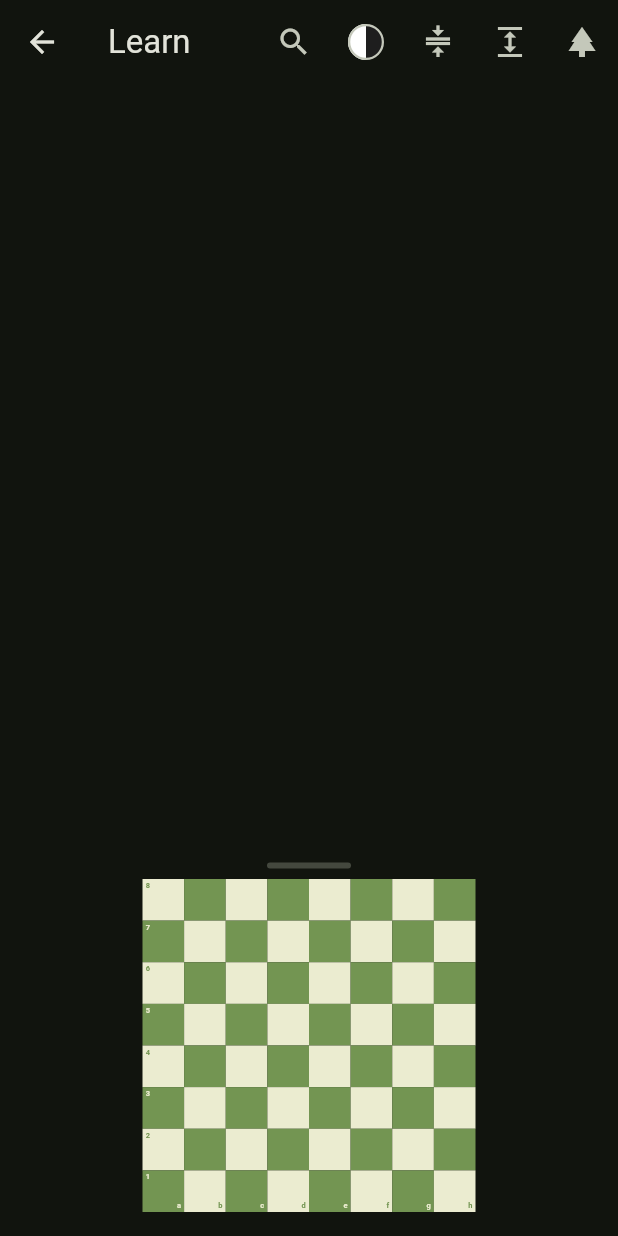
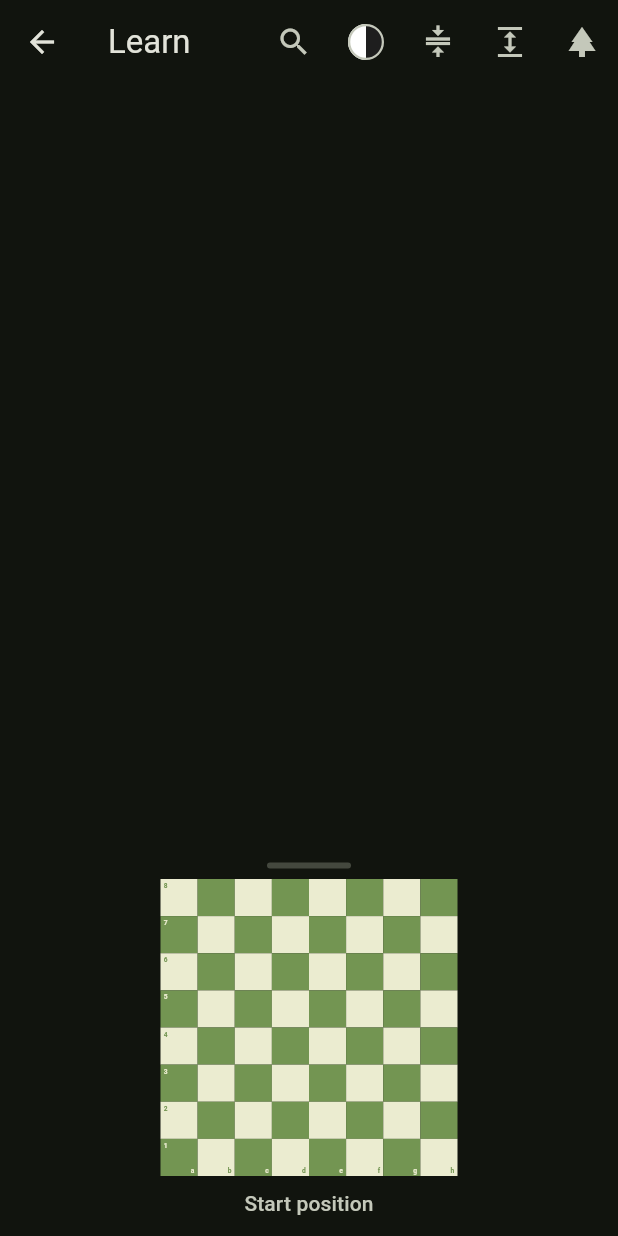
Before and after one commit to spablos/seechess-app, a Flutter app: the LearnScreen screen opened directly, on a phone screen of 412 x 824 dp. Run offline on Flutter 3.47's test engine with Material 3 defaults, Android fonts, the phone set to English and light mode, and no system bars; our stand-ins replace app_links, file_picker, image_picker, package_info_plus, qr_flutter, share_plus and 3 more; missing offline and left inert: bluetooth_low_energy, chess, crop_your_image, dart:js_interop, mobile_scanner, receive_sharing_intent and 1 more; accounts and stored records are empty; network calls fail.

Commit message:
seechess 1.9.26+92 (sync from private repo 22cf34f)

```diff
--- a/lib/screens/learn.dart
+++ b/lib/screens/learn.dart
@@ -35,6 +35,10 @@ class _LearnScreenState extends State<LearnScreen> {
   List<String> _previewSans = const [];
   String _previewSide = 'w';
   String? _selectedLeafId;
+
+  /// Caption under the preview board: the node's name (or the lesson's
+  /// title for a selected leaf); doubles as bottom padding.
+  String _previewTitle = 'Start position';
 
   /// Tree expansion: sections (White/Black) start open, everything under
   /// them collapsed; the appbar buttons flip the whole tree at once
@@ -253,6 +257,17 @@ class _LearnScreenState extends State<LearnScreen> {
     });
   }
 
+  String _movesLabel(List<String> sans) {
+    if (sans.isEmpty) return 'Start position';
+    final b = StringBuffer('After ');
+    for (var i = 0; i < sans.length; i++) {
+      if (i.isEven) b.write('${i ~/ 2 + 1}.');
+      b.write(sans[i]);
+      if (i != sans.length - 1) b.write(' ');
+    }
+    return b.toString();
+  }
+
   Map<String, String> _previewPieces() {
     final g = ch.Chess();
     for (final san in _previewSans) {
@@ -371,12 +386,19 @@ class _LearnScreenState extends State<LearnScreen> {
                       onOpenTrunk: _openTrunk,
                       onRenameNode: adminToken() != null ? _renameNode : null,
                       onPreview: (sans, side) {
-                        setState(() => _selectedLeafId = null);
+                        setState(() {
+                          _selectedLeafId = null;
+                          _previewTitle =
+                              openingNameFor(sans) ?? _movesLabel(sans);
+                        });
                         _preview(sans, side);
                       },
                       selectedLessonId: _selectedLeafId,
                       onSelectLeaf: (lesson, sans, side) {
-                        setState(() => _selectedLeafId = lesson.id);
+                        setState(() {
+                          _selectedLeafId = lesson.id;
+                          _previewTitle = lesson.title;
+                        });
                         _preview(sans, side);
                       },
                     ),
@@ -399,8 +421,6 @@ class _LearnScreenState extends State<LearnScreen> {
                           ),
                         ),
                         Expanded(
-                          child: Padding(
-                            padding: const EdgeInsets.only(bottom: 16),
                           child: Center(
                             child: AspectRatio(
                               aspectRatio: 1,
@@ -412,6 +432,17 @@ class _LearnScreenState extends State<LearnScreen> {
                                 legalTargetsFor: (_) => const {},
                               ),
                             ),
+                          ),
+                        ),
+                        // the caption IS the bottom padding
+                        Padding(
+                          padding: const EdgeInsets.fromLTRB(16, 8, 16, 12),
+                          child: Text(
+                            _previewTitle,
+                            textAlign: TextAlign.center,
+                            overflow: TextOverflow.ellipsis,
+                            style: theme.textTheme.labelLarge?.copyWith(
+                              color: theme.colorScheme.onSurfaceVariant,
                             ),
                           ),
                         ),
--- a/pubspec.yaml
+++ b/pubspec.yaml
@@ -16,7 +16,7 @@ publish_to: 'none' # Remove this line if you wish to publish to pub.dev
 # https://developer.apple.com/library/archive/documentation/General/Reference/InfoPlistKeyReference/Articles/CoreFoundationKeys.html
 # In Windows, build-name is used as the major, minor, and patch parts
 # of the product and file versions while build-number is used as the build suffix.
-version: 1.9.25+91
+version: 1.9.26+92
 
 environment:
   sdk: ^3.12.2
```
Lines whose indentation alone changed are shown as unchanged.
